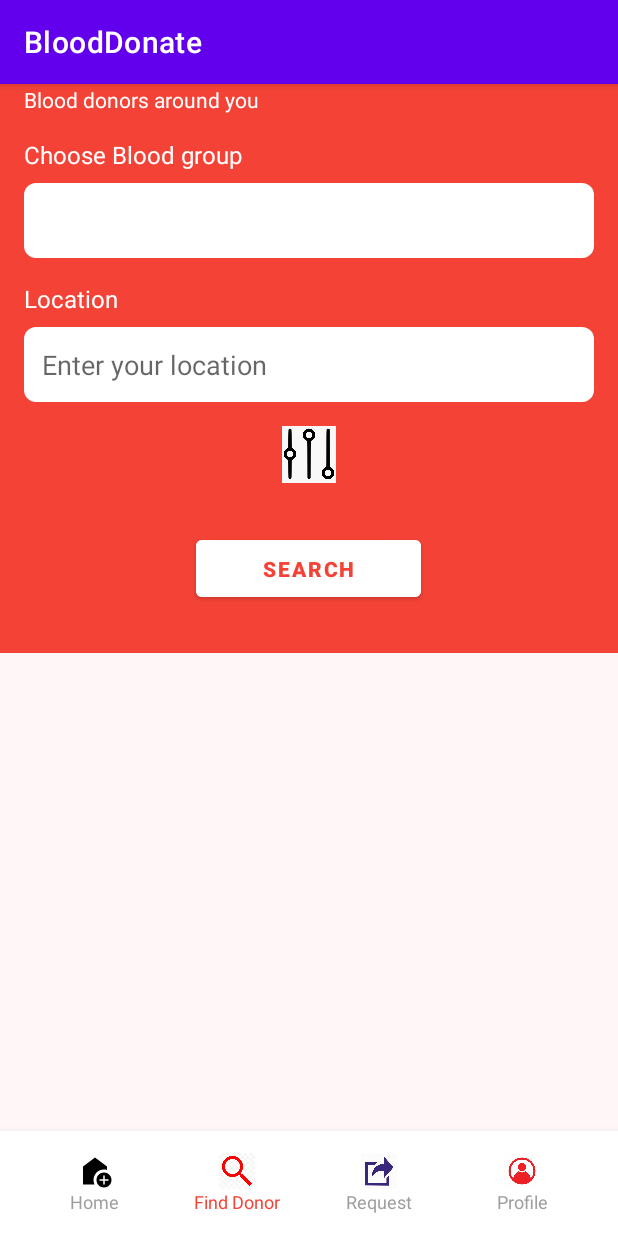
After one commit to dinhminh0307/Blood-Donation-App, an Android app: the FindSiteActivity screen opened directly, with no data from a screen before it, on a phone screen of 412 x 824 dp. The commit adds this screen. Run offline under Robolectric (Android 15) with nearby library versions, the phone set to English and light mode, and no system bars.

Commit message:
Feat: add site search and filter

```diff
--- a/app/src/main/AndroidManifest.xml
+++ b/app/src/main/AndroidManifest.xml
@@ -1,6 +1,7 @@
 <?xml version="1.0" encoding="utf-8"?>
 <manifest xmlns:android="http://schemas.android.com/apk/res/android"
     xmlns:tools="http://schemas.android.com/tools">
+
     <uses-permission android:name="android.permission.INTERNET" />
     <uses-permission android:name="android.permission.ACCESS_NETWORK_STATE" />
     <uses-permission android:name="com.google.android.providers.gsf.permission.READ_GSERVICES" />
@@ -15,6 +16,9 @@
         android:supportsRtl="true"
         android:theme="@style/Theme.BloodDonate"
         tools:targetApi="31">
+        <activity
+            android:name=".activities.FindSiteActivity"
+            android:exported="false" />
         <activity
             android:name=".activities.HomePageActivity"
             android:exported="false" />
--- /dev/null
+++ b/app/src/main/java/com/example/blooddonate/activities/FindSiteActivity.java
@@ -0,0 +1,24 @@
+package com.example.blooddonate.activities;
+
+import android.os.Bundle;
+
+import androidx.activity.EdgeToEdge;
+import androidx.appcompat.app.AppCompatActivity;
+import androidx.core.graphics.Insets;
+import androidx.core.view.ViewCompat;
+import androidx.core.view.WindowInsetsCompat;
+
+import com.example.blooddonate.R;
+
+public class FindSiteActivity extends AppCompatActivity {
+
+    @Override
+    protected void onCreate(Bundle savedInstanceState) {
+        super.onCreate(savedInstanceState);
+        EdgeToEdge.enable(this);
+        setContentView(R.layout.activity_find_site);
+
+    }
+
+
+}
--- /dev/null
+++ b/app/src/main/res/drawable/edit_text_background.xml
@@ -0,0 +1,4 @@
+<shape xmlns:android="http://schemas.android.com/apk/res/android">
+    <solid android:color="#FFFFFF" />
+    <corners android:radius="8dp" />
+</shape>
--- /dev/null
+++ b/app/src/main/res/drawable/spinner_background.xml
@@ -0,0 +1,4 @@
+<shape xmlns:android="http://schemas.android.com/apk/res/android">
+    <solid android:color="#FFFFFF" />
+    <corners android:radius="8dp" />
+</shape>
--- /dev/null
+++ b/app/src/main/res/layout/activity_find_site.xml
@@ -0,0 +1,190 @@
+<?xml version="1.0" encoding="utf-8"?>
+<RelativeLayout
+    xmlns:android="http://schemas.android.com/apk/res/android"
+    android:layout_width="match_parent"
+    android:layout_height="match_parent"
+    android:background="#FFF7F7">
+
+    <!-- Top Background -->
+
+    <!-- Bottom Navigation -->
+    <LinearLayout
+        android:layout_width="match_parent"
+        android:layout_height="435dp"
+        android:background="#F44336"
+        android:orientation="vertical"
+        android:padding="16dp">
+
+        <!-- Title -->
+        <TextView
+            android:id="@+id/title"
+            android:layout_width="wrap_content"
+            android:layout_height="wrap_content"
+            android:layout_marginBottom="8dp"
+            android:text="Find Donor"
+            android:textColor="#FFFFFF"
+            android:textSize="24sp"
+            android:textStyle="bold" />
+
+        <!-- Subtitle -->
+        <TextView
+            android:id="@+id/subtitle"
+            android:layout_width="wrap_content"
+            android:layout_height="wrap_content"
+            android:layout_marginBottom="16dp"
+            android:text="Blood donors around you"
+            android:textColor="#FFFFFF"
+            android:textSize="14sp" />
+
+        <!-- Choose Blood Group -->
+        <TextView
+            android:layout_width="wrap_content"
+            android:layout_height="wrap_content"
+            android:layout_marginBottom="8dp"
+            android:text="Choose Blood group"
+            android:textColor="#FFFFFF"
+            android:textSize="16sp" />
+
+        <Spinner
+            android:id="@+id/blood_group_spinner"
+            android:layout_width="match_parent"
+            android:layout_height="50dp"
+            android:layout_marginBottom="16dp"
+            android:background="@drawable/spinner_background"
+            android:padding="12dp" />
+
+        <!-- Location -->
+        <TextView
+            android:layout_width="wrap_content"
+            android:layout_height="wrap_content"
+            android:layout_marginBottom="8dp"
+            android:text="Location"
+            android:textColor="#FFFFFF"
+            android:textSize="16sp" />
+
+        <EditText
+            android:id="@+id/location_input"
+            android:layout_width="match_parent"
+            android:layout_height="50dp"
+            android:layout_marginBottom="16dp"
+            android:background="@drawable/edit_text_background"
+            android:hint="Enter your location"
+            android:inputType="text"
+            android:padding="12dp" />
+
+        <!-- Filter Icon -->
+        <ImageView
+            android:id="@+id/filter_icon"
+            android:layout_width="48dp"
+            android:layout_height="38dp"
+            android:layout_gravity="center"
+            android:layout_marginBottom="16dp"
+
+            android:contentDescription="Filter Icon"
+            android:src="@drawable/ic_filter" />
+
+        <!-- Search Button -->
+        <Button
+            android:id="@+id/search_button"
+            android:layout_width="150dp"
+            android:layout_height="50dp"
+            android:layout_gravity="center"
+            android:layout_marginTop="16dp"
+            android:backgroundTint="#FFFFFF"
+            android:elevation="4dp"
+            android:text="Search"
+            android:textColor="#F44336"
+            android:textStyle="bold" />
+    </LinearLayout>
+
+    <LinearLayout
+        android:id="@+id/bottom_nav"
+        android:layout_width="match_parent"
+        android:layout_height="70dp"
+        android:layout_alignParentBottom="true"
+        android:orientation="horizontal"
+        android:background="#FFFFFF"
+        android:elevation="8dp"
+        android:paddingHorizontal="16dp">
+
+        <LinearLayout
+            android:layout_width="0dp"
+            android:layout_height="match_parent"
+            android:layout_weight="1"
+            android:gravity="center"
+            android:orientation="vertical">
+
+            <ImageView
+                android:layout_width="24dp"
+                android:layout_height="24dp"
+                android:src="@drawable/ic_home" />
+
+            <TextView
+                android:layout_width="wrap_content"
+                android:layout_height="wrap_content"
+                android:text="Home"
+                android:textColor="#9E9E9E"
+                android:textSize="12sp" />
+        </LinearLayout>
+
+        <LinearLayout
+            android:layout_width="0dp"
+            android:layout_height="match_parent"
+            android:layout_weight="1"
+            android:gravity="center"
+            android:orientation="vertical">
+
+            <ImageView
+                android:layout_width="24dp"
+                android:layout_height="24dp"
+                android:src="@drawable/ic_find_donor" />
+
+            <TextView
+                android:layout_width="wrap_content"
+                android:layout_height="wrap_content"
+                android:text="Find Donor"
+                android:textColor="#F44336"
+                android:textSize="12sp" />
+        </LinearLayout>
+
+        <LinearLayout
+            android:layout_width="0dp"
+            android:layout_height="match_parent"
+            android:layout_weight="1"
+            android:gravity="center"
+            android:orientation="vertical">
+
+            <ImageView
+                android:layout_width="24dp"
+                android:layout_height="24dp"
+                android:src="@drawable/ic_request" />
+
+            <TextView
+                android:layout_width="wrap_content"
+                android:layout_height="wrap_content"
+                android:text="Request"
+                android:textColor="#9E9E9E"
+                android:textSize="12sp" />
+        </LinearLayout>
+
+        <LinearLayout
+            android:layout_width="0dp"
+            android:layout_height="match_parent"
+            android:layout_weight="1"
+            android:gravity="center"
+            android:orientation="vertical">
+
+            <ImageView
+                android:layout_width="24dp"
+                android:layout_height="24dp"
+                android:src="@drawable/ic_profile" />
+
+            <TextView
+                android:layout_width="wrap_content"
+                android:layout_height="wrap_content"
+                android:text="Profile"
+                android:textColor="#9E9E9E"
+                android:textSize="12sp" />
+        </LinearLayout>
+    </LinearLayout>
+</RelativeLayout>
```
Also changed, not shown: app/src/main/java/com/example/blooddonate/activities/HomePageActivity.java (+15 -1 lines), app/src/main/res/layout/filter_dialog_layout.xml (added, +146 -0 lines), app/src/main/res/values/arrays.xml (added, +26 -0 lines), app/src/main/res/drawable/ic_filter.jpeg (added).
